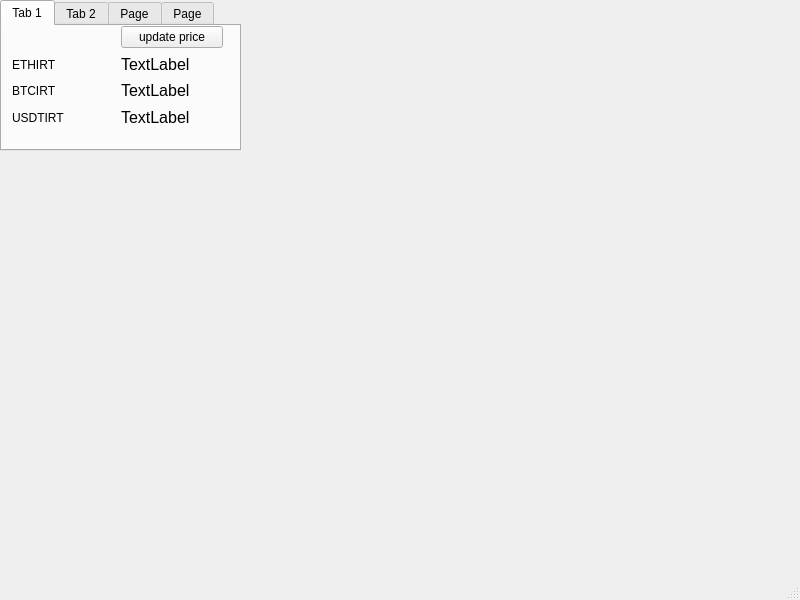
First picture: the form in wallet.ui, repository ParsaDevpy/wallet_project, before the edit.
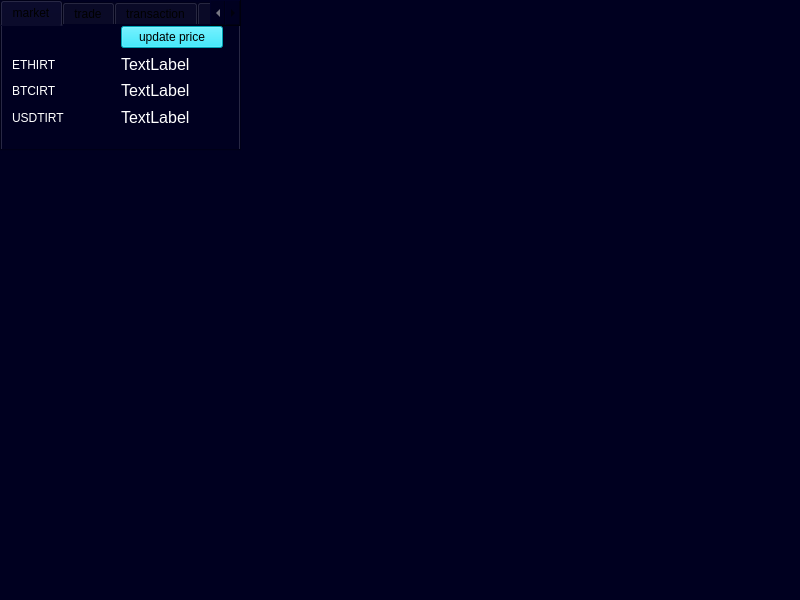
Second picture: the form after the edit. The open tabs and pages were chosen to show the change.

```diff
--- a/wallet.ui
+++ b/wallet.ui
@@ -13,6 +13,9 @@
   <property name="windowTitle">
    <string>MainWindow</string>
   </property>
+  <property name="styleSheet">
+   <string notr="true">background-color: #000020</string>
+  </property>
   <widget class="QWidget" name="centralwidget">
    <widget class="QTabWidget" name="tabWidget">
     <property name="geometry">
@@ -30,8 +33,11 @@
      <number>3</number>
     </property>
     <widget class="QWidget" name="tab">
+     <property name="styleSheet">
+      <string notr="true"/>
+     </property>
      <attribute name="title">
-      <string>Tab 1</string>
+      <string>market</string>
      </attribute>
      <widget class="QWidget" name="gridLayoutWidget_2">
       <property name="geometry">
@@ -45,6 +51,9 @@
       <layout class="QGridLayout" name="gridLayout_2">
        <item row="4" column="0">
         <widget class="QLabel" name="label">
+         <property name="styleSheet">
+          <string notr="true">color: #fff</string>
+         </property>
          <property name="text">
           <string>BTCIRT</string>
          </property>
@@ -52,6 +61,9 @@
        </item>
        <item row="5" column="0">
         <widget class="QLabel" name="label_3">
+         <property name="styleSheet">
+          <string notr="true">color: #fff</string>
+         </property>
          <property name="text">
           <string>USDTIRT</string>
          </property>
@@ -59,6 +71,9 @@
        </item>
        <item row="2" column="0">
         <widget class="QLabel" name="label_2">
+         <property name="styleSheet">
+          <string notr="true">color: #fff</string>
+         </property>
          <property name="text">
           <string>ETHIRT</string>
          </property>
@@ -66,6 +81,9 @@
        </item>
        <item row="4" column="1">
         <widget class="QLabel" name="label_5">
+         <property name="styleSheet">
+          <string notr="true">color: #fff</string>
+         </property>
          <property name="text">
           <string>&lt;html&gt;&lt;head/&gt;&lt;body&gt;&lt;p&gt;&lt;span style=&quot; font-size:12pt;&quot;&gt;TextLabel&lt;/span&gt;&lt;/p&gt;&lt;/body&gt;&lt;/html&gt;</string>
          </property>
@@ -73,6 +91,9 @@
        </item>
        <item row="2" column="1">
         <widget class="QLabel" name="label_4">
+         <property name="styleSheet">
+          <string notr="true">color: #fff</string>
+         </property>
          <property name="text">
           <string>&lt;html&gt;&lt;head/&gt;&lt;body&gt;&lt;p&gt;&lt;span style=&quot; font-size:12pt;&quot;&gt;TextLabel&lt;/span&gt;&lt;/p&gt;&lt;/body&gt;&lt;/html&gt;</string>
          </property>
@@ -80,6 +101,9 @@
        </item>
        <item row="5" column="1">
         <widget class="QLabel" name="label_6">
+         <property name="styleSheet">
+          <string notr="true">color: #fff</string>
+         </property>
          <property name="text">
           <string>&lt;html&gt;&lt;head/&gt;&lt;body&gt;&lt;p&gt;&lt;span style=&quot; font-size:12pt;&quot;&gt;TextLabel&lt;/span&gt;&lt;/p&gt;&lt;/body&gt;&lt;/html&gt;</string>
          </property>
@@ -87,6 +111,9 @@
        </item>
        <item row="1" column="1">
         <widget class="QPushButton" name="pushButton_5">
+         <property name="styleSheet">
+          <string notr="true">background-color: #00e5ff</string>
+         </property>
          <property name="text">
           <string>update price</string>
          </property>
@@ -94,6 +121,9 @@
        </item>
        <item row="1" column="0">
         <widget class="QLabel" name="label_7">
+         <property name="styleSheet">
+          <string notr="true">color: #fff</string>
+         </property>
          <property name="text">
           <string/>
          </property>
@@ -104,7 +134,7 @@
     </widget>
     <widget class="QWidget" name="tab_2">
      <attribute name="title">
-      <string>Tab 2</string>
+      <string>trade</string>
      </attribute>
      <widget class="QComboBox" name="comboBox">
       <property name="geometry">
@@ -145,7 +175,7 @@
     </widget>
     <widget class="QWidget" name="tab_3">
      <attribute name="title">
-      <string>Page</string>
+      <string>transaction</string>
      </attribute>
      <widget class="QPushButton" name="pushButton_3">
       <property name="geometry">
@@ -189,7 +219,7 @@
     </widget>
     <widget class="QWidget" name="tab_4">
      <attribute name="title">
-      <string>Page</string>
+      <string>chart</string>
      </attribute>
     </widget>
    </widget>
```
Left out of the diff: 26 changed lines with no effect on the pictures.
